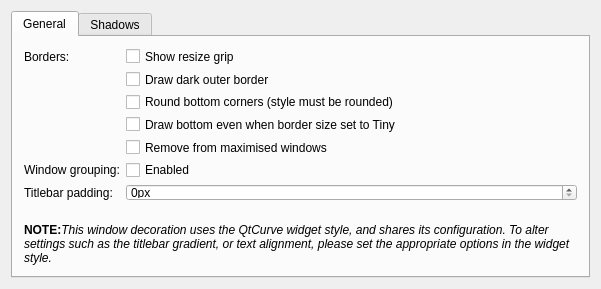
The window that kwinconfig/qtcurvekwinconfigwidget.ui (QtCurve/qtcurve) describes before a commit, drawn with Qt 5.
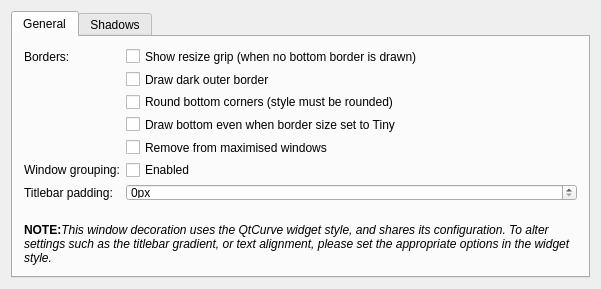
The same window after the commit. Custom widgets are drawn as their Qt base class.

Commit message: Only show resize grip if tiny and no bottom borders

```diff
--- a/kwinconfig/qtcurvekwinconfigwidget.ui
+++ b/kwinconfig/qtcurvekwinconfigwidget.ui
@@ -33,7 +33,7 @@
          <item row="0" column="1">
           <widget class="QCheckBox" name="resizeGrip">
            <property name="text">
-            <string>Show resize grip</string>
+            <string>Show resize grip (when no bottom border is drawn)</string>
            </property>
           </widget>
          </item>
```
The commit also changes 1 other file.
